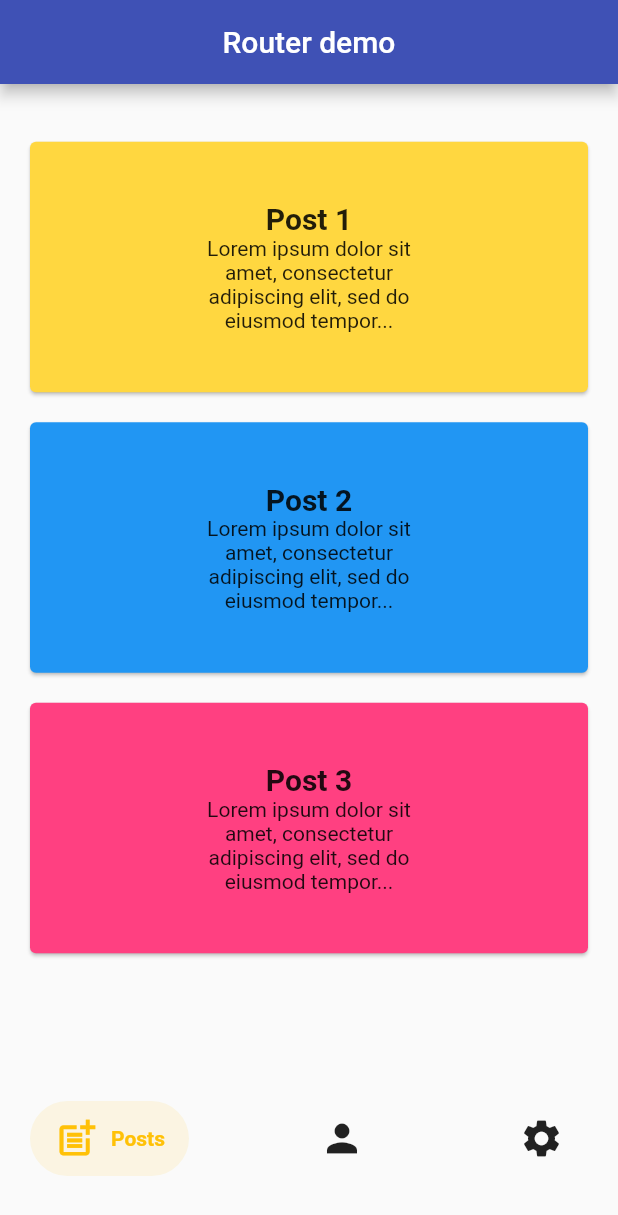
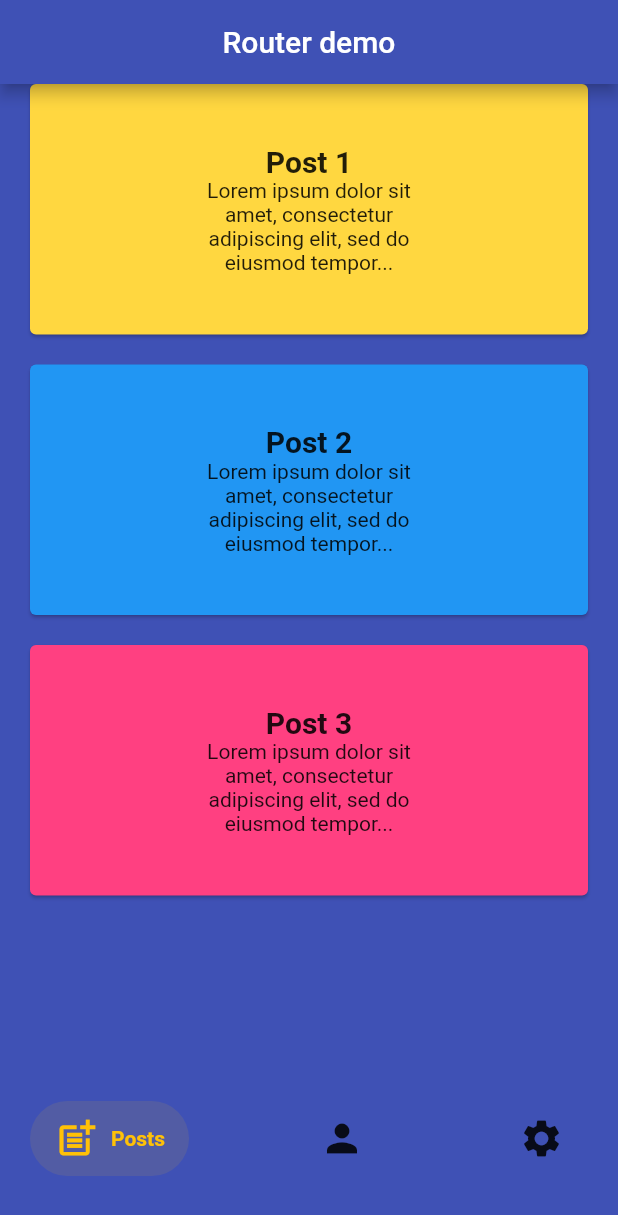
Before and after one commit to rahul2227/Auto_route-Practice, a Flutter app: the screen it shows after launch, on a phone screen of 412 x 824 dp. Shown: the top 1215 px of the screen. Run offline on Flutter 3.47's test engine with Material 2 defaults, Android fonts, the phone set to English and light mode, and no system bars; drawn by our look-alikes of salomon_bottom_bar; our stand-ins replace auto_route.

Commit message:
Final Initial Basic Auto_route set up

```diff
--- a/lib/bottom_navigation_home.dart
+++ b/lib/bottom_navigation_home.dart
@@ -15,6 +15,7 @@ class BottomNavigationHome extends StatelessWidget {
         centerTitle: true,
         leading: const AutoBackButton(),
       ),
+      backgroundColor: Colors.indigo,
       routes: const [
         PostsRouter(),
         UsersRouter(),
--- a/lib/posts/posts_page.dart
+++ b/lib/posts/posts_page.dart
@@ -15,8 +15,8 @@ class PostsPage extends StatelessWidget {
         padding: const EdgeInsets.symmetric(
           horizontal: 20,
         ),
-        child: Column(
-          mainAxisAlignment: MainAxisAlignment.center,
+        child: ListView(
+          //mainAxisAlignment: MainAxisAlignment.center,
           children: [
             for (int i = 0; i < posts.length; i++)
               PostTile(
--- a/lib/users/users_page.dart
+++ b/lib/users/users_page.dart
@@ -12,8 +12,8 @@ class UsersPage extends StatelessWidget {
   Widget build(BuildContext context) {
     final users = User.users;
     return Center(
-      child: Column(
-        mainAxisAlignment: MainAxisAlignment.center,
+      child: ListView(
+        //mainAxisAlignment: MainAxisAlignment.center,
         children: [
           for (int i = 0; i < users.length; i++)
             UserAvatar(
```
